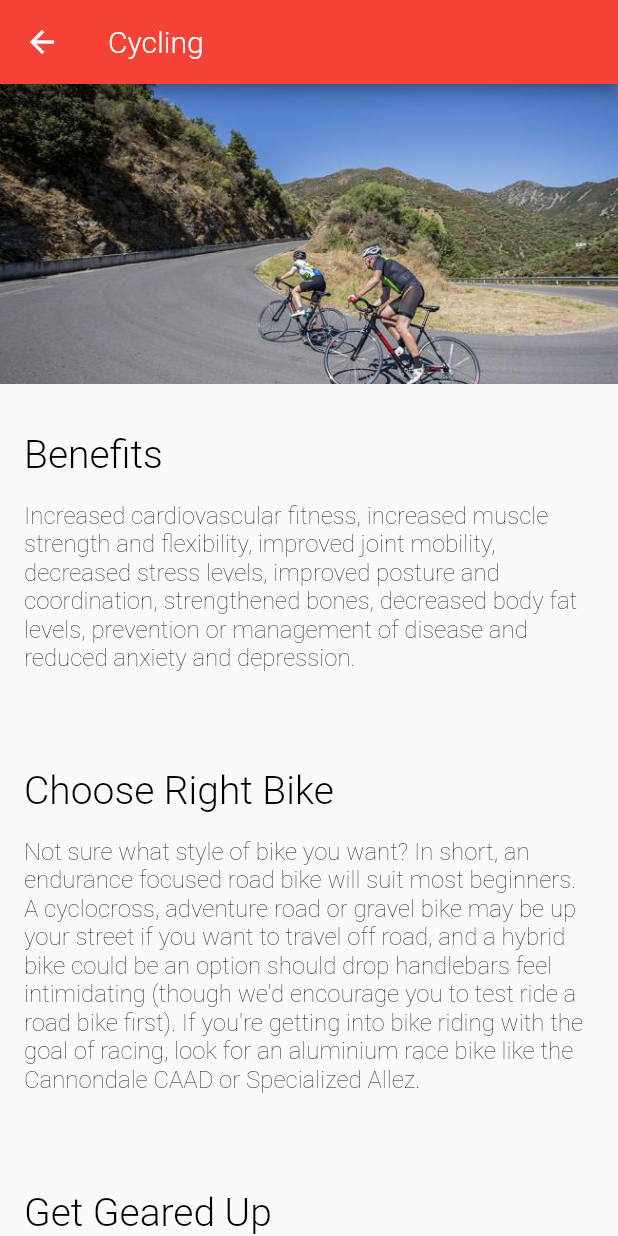
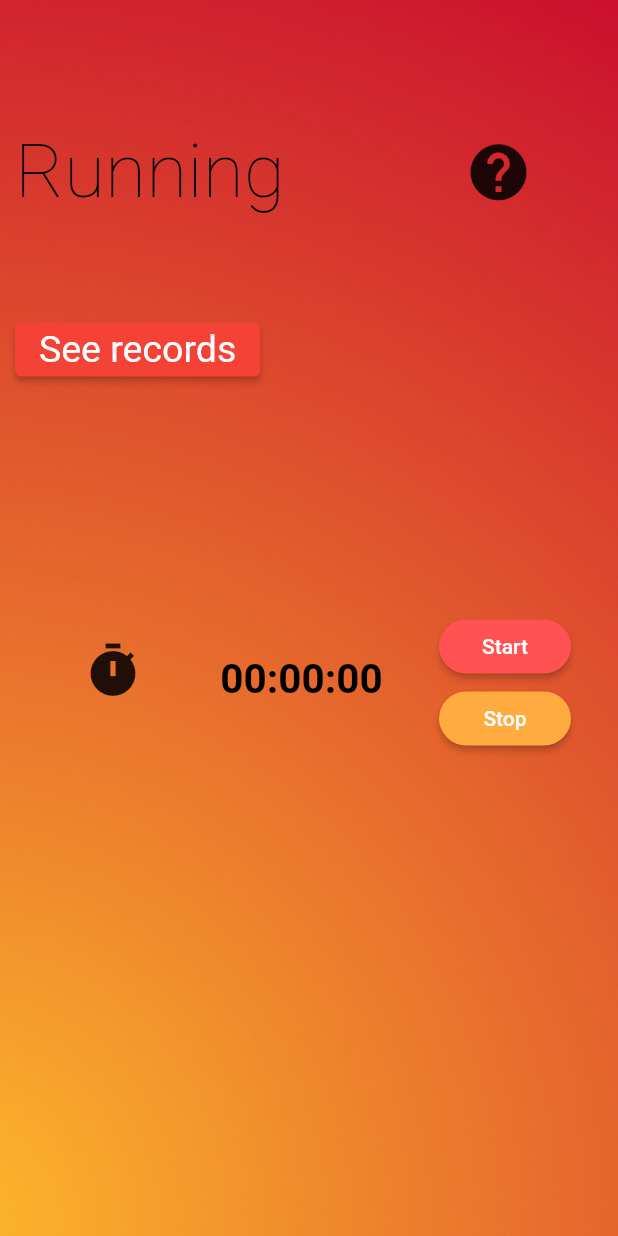
Before and after one commit to tomascandeias/Fuelness, a Flutter app: the Activities screen opened directly, after a tap on "Cycling", on a phone screen of 412 x 824 dp. Run offline on Flutter 3.47's test engine with Material 2 defaults, Android fonts, the phone set to English and light mode, and no system bars; our stand-ins replace charts_flutter, hive, hive_flutter, pedometer, stop_watch_timer; accounts and stored records are empty; Roboto replaces fonts that are missing (Helvetica).

Commit message:
Activity page

```diff
--- a/fuelness/lib/models/activity.dart
+++ b/fuelness/lib/models/activity.dart
@@ -1,4 +1,4 @@
-import 'dart:convert';
+ import 'dart:convert';
 import 'dart:io';
 import 'package:flutter/material.dart';
 import './activity_facts.dart';
--- a/fuelness/lib/screens/activities/activities.dart
+++ b/fuelness/lib/screens/activities/activities.dart
@@ -1,6 +1,7 @@
 import 'package:flutter/material.dart';
 import 'package:homework/models/activity.dart';
 import 'package:homework/screens/activities/activity_detail.dart';
+import 'package:homework/screens/activities/activity_view.dart';
 
 class Activities extends StatelessWidget {
   @override
@@ -40,7 +41,7 @@ class Activities extends StatelessWidget {
     //Navigator.pushNamed(context, LocationDetailRoute, arguments: {"id": id});
     Navigator.push(
       context,
-      MaterialPageRoute(builder: ((context) => ActivityDetail(id))),
+      MaterialPageRoute(builder: ((context) => ActivityView())),
     );
   }
 }
--- /dev/null
+++ b/fuelness/lib/screens/activities/activity_view.dart
@@ -0,0 +1,154 @@
+import 'package:flutter/material.dart';
+import 'package:stop_watch_timer/stop_watch_timer.dart';
+
+class ActivityView extends StatefulWidget {
+  const ActivityView({Key? key}) : super(key: key);
+
+  @override
+  _ActivityViewState createState() => _ActivityViewState();
+}
+
+class _ActivityViewState extends State<ActivityView> {
+  final _isHours = true;
+
+  final StopWatchTimer _stopWatchTimer = StopWatchTimer(
+    mode: StopWatchMode.countUp,
+    onChange: (value) => print('OnChange $value'),
+    onChangeRawSecond: (value) => print('onChangeRawSecond $value'),
+    onChangeRawMinute: (value) => print('onChangeRawMinute $value'),
+    onStop: () {
+      print('onStop');
+    },
+    onEnded: () {
+      print('onEnded');
+    },
+  );
+
+  @override
+  void initState() {
+    super.initState();
+    _stopWatchTimer.rawTime.listen((value) =>
+        print('rawTime $value ${StopWatchTimer.getDisplayTime(value)}'));
+    _stopWatchTimer.minuteTime.listen((value) => print('minuteTime $value'));
+    _stopWatchTimer.secondTime.listen((value) => print('secondTime $value'));
+    _stopWatchTimer.records.listen((value) => print('records $value'));
+    _stopWatchTimer.fetchStop.listen((value) => print('stop from stream'));
+    _stopWatchTimer.fetchEnded.listen((value) => print('ended from stream'));
+
+    /// Can be set preset time. This case is "00:01.23".
+    // _stopWatchTimer.setPresetTime(mSec: 1234);
+  }
+
+  @override
+  Widget build(BuildContext context) {
+    return Scaffold(
+        body: Container(
+            padding: const EdgeInsets.fromLTRB(10, 10, 10, 50),
+            height: MediaQuery.of(context).size.height,
+            decoration: const BoxDecoration(
+                image: DecorationImage(
+                    image: AssetImage("assets/images/background.jpeg"),
+                    fit: BoxFit.cover)),
+            child: Column(
+                mainAxisAlignment: MainAxisAlignment.start,
+                crossAxisAlignment: CrossAxisAlignment.stretch,
+                children: [
+                  const SizedBox(height: 75),
+                  Row(children: const [
+                    Text("Running", style: TextStyle(fontSize: 50)),
+                    SizedBox(width: 120),
+                    Icon(Icons.help, size: 45)
+                  ]),
+                  const SizedBox(height: 65),
+                  Row(children: [
+                    ElevatedButton(
+                        onPressed: _seeRecords,
+                        style: ElevatedButton.styleFrom(
+                            textStyle: const TextStyle(fontSize: 25),
+                            primary: Colors.red),
+                        child: const Text("See records"))
+                  ]),
+                  const SizedBox(height: 150),
+                  Table(
+                    defaultColumnWidth: const FixedColumnWidth(10),
+                    children: [
+                      TableRow(children: [
+                        Column(
+                          children: const [
+                            Padding(
+                                padding: EdgeInsets.fromLTRB(0, 20, 0, 5),
+                                child: Icon(Icons.timer, size: 40))
+                          ],
+                        ),
+                        Column(children: <Widget>[
+                          StreamBuilder<int>(
+                              stream: _stopWatchTimer.rawTime,
+                              initialData: _stopWatchTimer.rawTime.value,
+                              builder: (context, snapshot) {
+                                final val = snapshot.data!;
+                                final displayTime =
+                                    StopWatchTimer.getDisplayTime(val,
+                                        milliSecond: false);
+                                return Column(
+                                  children: <Widget>[
+                                    Padding(
+                                      padding: const EdgeInsets.fromLTRB(
+                                          0, 30, 10, 5),
+                                      child: Text(
+                                        displayTime,
+                                        style: const TextStyle(
+                                            fontSize: 27,
+                                            fontFamily: 'Helvetica',
+                                            fontWeight: FontWeight.bold),
+                                      ),
+                                    ),
+                                  ],
+                                );
+                              })
+                        ]),
+                        Column(
+                            mainAxisAlignment: MainAxisAlignment.center,
+                            children: <Widget>[
+                              Padding(
+                                padding:
+                                    const EdgeInsets.symmetric(horizontal: 4),
+                                child: RaisedButton(
+                                  padding: const EdgeInsets.all(4),
+                                  color: Colors.redAccent,
+                                  shape: const StadiumBorder(),
+                                  onPressed: () async {
+                                    _stopWatchTimer.onExecute
+                                        .add(StopWatchExecute.start);
+                                  },
+                                  child: const Text(
+                                    'Start',
+                                    style: TextStyle(color: Colors.white),
+                                  ),
+                                ),
+                              ),
+                              Padding(
+                                padding:
+                                    const EdgeInsets.symmetric(horizontal: 4),
+                                child: RaisedButton(
+                                  padding: const EdgeInsets.all(4),
+                                  color: Colors.orangeAccent,
+                                  shape: const StadiumBorder(),
+                                  onPressed: () async {
+                                    _stopWatchTimer.onExecute
+                                        .add(StopWatchExecute.stop);
+                                  },
+                                  child: const Text(
+                                    'Stop',
+                                    style: TextStyle(color: Colors.white),
+                                  ),
+                                ),
+                              ),
+                            ])
+                      ])
+                    ],
+                  ),
+                ])));
+  }
+
+  _seeRecords() {}
+}
--- a/fuelness/pubspec.yaml
+++ b/fuelness/pubspec.yaml
@@ -35,6 +35,7 @@ dependencies:
   hive_flutter: ^1.1.0
   path: ^1.8.0
   path_provider: any
+  stop_watch_timer: any
 
 
   # The following adds the Cupertino Icons font to your application.
```
